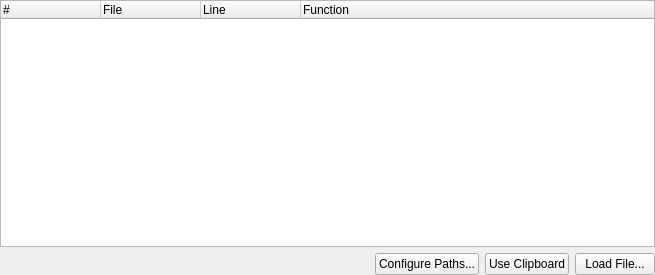
Above: src/codeinfowidget.ui from hgrecco/KateCodeinfo before the change. Below: the same form after it.
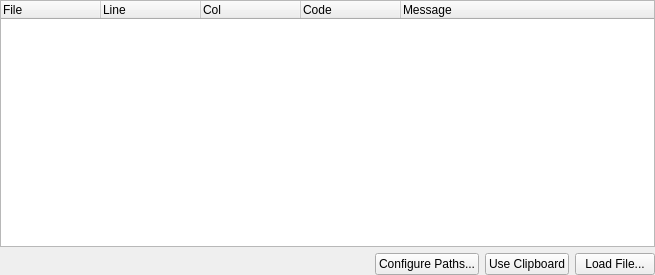
That is the form after the change.

What changed in the file:
```diff
--- a/src/codeinfowidget.ui
+++ b/src/codeinfowidget.ui
@@ -29,13 +29,8 @@
       <bool>true</bool>
      </property>
      <property name="columnCount">
-      <number>4</number>
+      <number>5</number>
      </property>
-     <column>
-      <property name="text">
-       <string>#</string>
-      </property>
-     </column>
      <column>
       <property name="text">
        <string>File</string>
@@ -48,7 +43,17 @@
      </column>
      <column>
       <property name="text">
-       <string>Function</string>
+       <string>Col</string>
+      </property>
+     </column>
+     <column>
+      <property name="text">
+       <string>Code</string>
+      </property>
+     </column>
+     <column>
+      <property name="text">
+       <string>Message</string>
       </property>
      </column>
     </widget>
```
